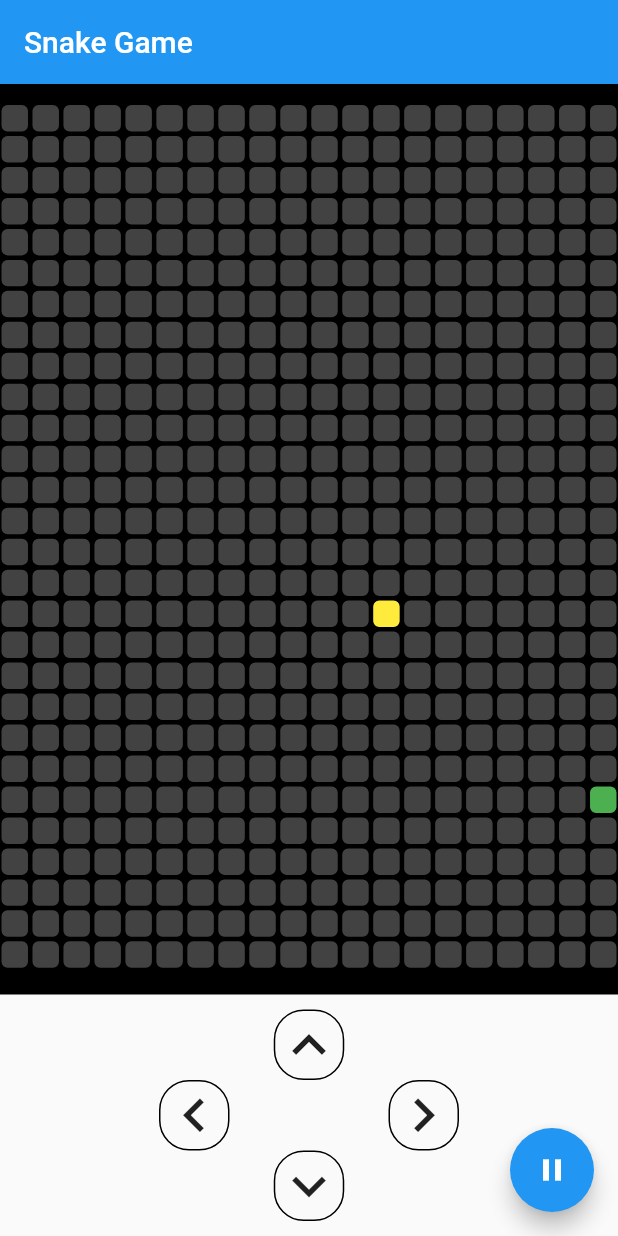
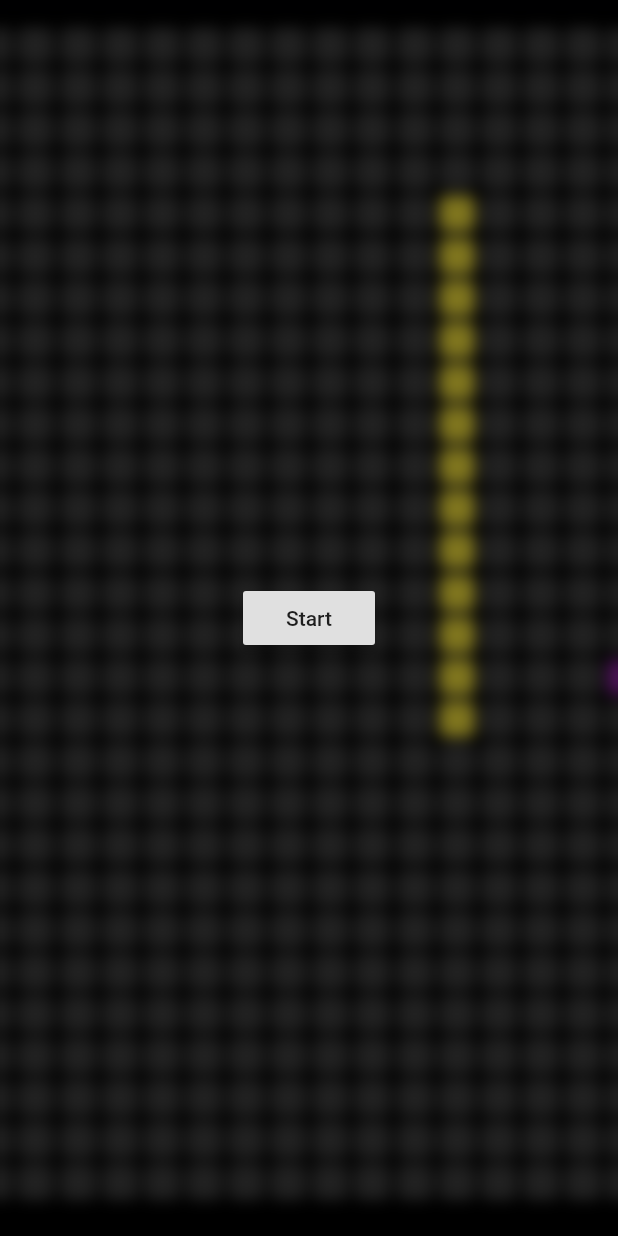
Before and after one commit to ravihoro/snake_game, a Flutter app: the screen it shows after launch, on a phone screen of 412 x 824 dp. Run offline on Flutter 3.47's test engine with Material 2 defaults, Android fonts, the phone set to English and light mode, and no system bars.

Commit message:
Added intro screen with animation. Added exit button on game screen appbar

```diff
--- a/lib/home_page.dart
+++ b/lib/home_page.dart
@@ -19,6 +19,11 @@ class _HomePageState extends State<HomePage> {
     Colors.pink,
     Colors.green,
     Colors.orange,
+    Colors.blue,
+    Colors.purple,
+    Colors.deepPurpleAccent,
+    Colors.white,
+    Colors.lime,
   ];
 
   Random random;
@@ -58,6 +63,13 @@ class _HomePageState extends State<HomePage> {
                   initializeGame();
                 },
               ),
+              RaisedButton(
+                child: Text("Exit Game"),
+                color: Colors.red,
+                onPressed: () {
+                  SystemNavigator.pop();
+                },
+              ),
             ],
           );
         });
@@ -89,7 +101,7 @@ class _HomePageState extends State<HomePage> {
     });
     food = Food(
       index: random.nextInt(559),
-      color: colors[random.nextInt(3)],
+      color: colors[random.nextInt(colors.length - 1)],
     );
   }
 
@@ -116,7 +128,6 @@ class _HomePageState extends State<HomePage> {
   }
 
   right() {
-    print(snakePosition.first);
     setState(() {
       if (snakePosition.first % 20 == 19) {
         if (indexes.contains(snakePosition.first - 19)) {
@@ -187,7 +198,7 @@ class _HomePageState extends State<HomePage> {
       do {
         food = Food(
           index: random.nextInt(559),
-          color: colors[random.nextInt(3)],
+          color: colors[random.nextInt(colors.length - 1)],
         );
       } while (indexes.contains(food.index));
     });
@@ -286,6 +297,14 @@ class _HomePageState extends State<HomePage> {
         title: Text(
           'Snake Game',
         ),
+        actions: [
+          IconButton(
+            icon: Icon(Icons.exit_to_app),
+            onPressed: () {
+              SystemNavigator.pop();
+            },
+          ),
+        ],
       ),
       body: Column(
         children: [
@@ -301,12 +320,6 @@ class _HomePageState extends State<HomePage> {
           ),
         ],
       ),
-      floatingActionButton: FloatingActionButton(
-        child: Icon(Icons.pause),
-        onPressed: () {
-          tickerSubscription.pause();
-        },
-      ),
     );
   }
 }
--- /dev/null
+++ b/lib/intro_page.dart
@@ -0,0 +1,68 @@
+import 'package:flutter/material.dart';
+import 'package:snake_game/home_page.dart';
+import './intro_page_animation.dart';
+import 'dart:ui';
+
+class IntroPage extends StatelessWidget {
+  final IntroPageAnimation animation;
+
+  IntroPage({
+    AnimationController controller,
+  }) : animation = IntroPageAnimation(controller);
+
+  Widget _buildAnimation(BuildContext context, Widget child) {
+    return Stack(
+      fit: StackFit.expand,
+      children: [
+        Opacity(
+          opacity: animation.backdropOpacity.value,
+          child: Image.asset(
+            'assets/snake.jpg',
+            fit: BoxFit.cover,
+          ),
+        ),
+        BackdropFilter(
+          filter: ImageFilter.blur(
+            sigmaX: animation.backdropBlur.value,
+            sigmaY: animation.backdropBlur.value,
+          ),
+          child: Container(
+            height: 100,
+            width: 100,
+            color: Colors.black.withOpacity(0.5),
+            child: _startButton(context),
+          ),
+        ),
+      ],
+    );
+  }
+
+  Widget _startButton(BuildContext context) {
+    return Center(
+      child: Transform(
+        transform: Matrix4.diagonal3Values(
+          animation.startButton.value,
+          animation.startButton.value,
+          1.0,
+        ),
+        child: RaisedButton(
+          child: Text('Start'),
+          onPressed: () {
+            Navigator.of(context).pushReplacement(
+                MaterialPageRoute(builder: (context) => HomePage()));
+          },
+        ),
+      ),
+    );
+  }
+
+  @override
+  Widget build(BuildContext context) {
+    return Scaffold(
+      body: AnimatedBuilder(
+        animation: animation.controller,
+        builder: _buildAnimation,
+      ),
+    );
+  }
+}
--- /dev/null
+++ b/lib/intro_page_animation.dart
@@ -0,0 +1,40 @@
+import 'package:flutter/material.dart';
+
+class IntroPageAnimation {
+  final AnimationController controller;
+  final Animation<double> backdropOpacity;
+  final Animation<double> backdropBlur;
+  final Animation<double> startButton;
+
+  IntroPageAnimation(this.controller)
+      : backdropOpacity = Tween<double>(begin: 0.5, end: 1.0).animate(
+          CurvedAnimation(
+            parent: controller,
+            curve: Interval(
+              0.000,
+              0.500,
+              curve: Curves.ease,
+            ),
+          ),
+        ),
+        backdropBlur = Tween<double>(begin: 0.0, end: 5.0).animate(
+          CurvedAnimation(
+            parent: controller,
+            curve: Interval(
+              0.000,
+              0.500,
+              curve: Curves.ease,
+            ),
+          ),
+        ),
+        startButton = Tween<double>(begin: 0.0, end: 1.0).animate(
+          CurvedAnimation(
+            parent: controller,
+            curve: Interval(
+              0.300,
+              0.800,
+              curve: Curves.elasticOut,
+            ),
+          ),
+        );
+}
--- a/lib/main.dart
+++ b/lib/main.dart
@@ -1,5 +1,6 @@
 import 'package:flutter/material.dart';
 import 'package:snake_game/home_page.dart';
+import 'package:snake_game/intro_page.dart';
 
 void main() {
   runApp(
@@ -13,7 +14,42 @@ class MyApp extends StatelessWidget {
     return MaterialApp(
       title: 'Snake Game',
       debugShowCheckedModeBanner: false,
-      home: HomePage(),
+      home: IntroScreen(),
     );
   }
 }
+
+class IntroScreen extends StatefulWidget {
+  @override
+  _IntroScreenState createState() => _IntroScreenState();
+}
+
+class _IntroScreenState extends State<IntroScreen>
+    with SingleTickerProviderStateMixin {
+  AnimationController controller;
+
+  @override
+  void initState() {
+    super.initState();
+    controller = AnimationController(
+      vsync: this,
+      duration: Duration(
+        milliseconds: 1000,
+      ),
+    );
+    controller.forward();
+  }
+
+  @override
+  void dispose() {
+    controller.dispose();
+    super.dispose();
+  }
+
+  @override
+  Widget build(BuildContext context) {
+    return IntroPage(
+      controller: controller,
+    );
+  }
+}
--- a/pubspec.yaml
+++ b/pubspec.yaml
@@ -45,8 +45,8 @@ flutter:
   uses-material-design: true
 
   # To add assets to your application, add an assets section, like this:
-  # assets:
-  #   - images/a_dot_burr.jpeg
+  assets:
+    - assets/snake.jpg
   #   - images/a_dot_ham.jpeg
 
   # An image asset can refer to one or more resolution-specific "variants", see
```
Also changed, not shown: assets/snake.jpg (added).
